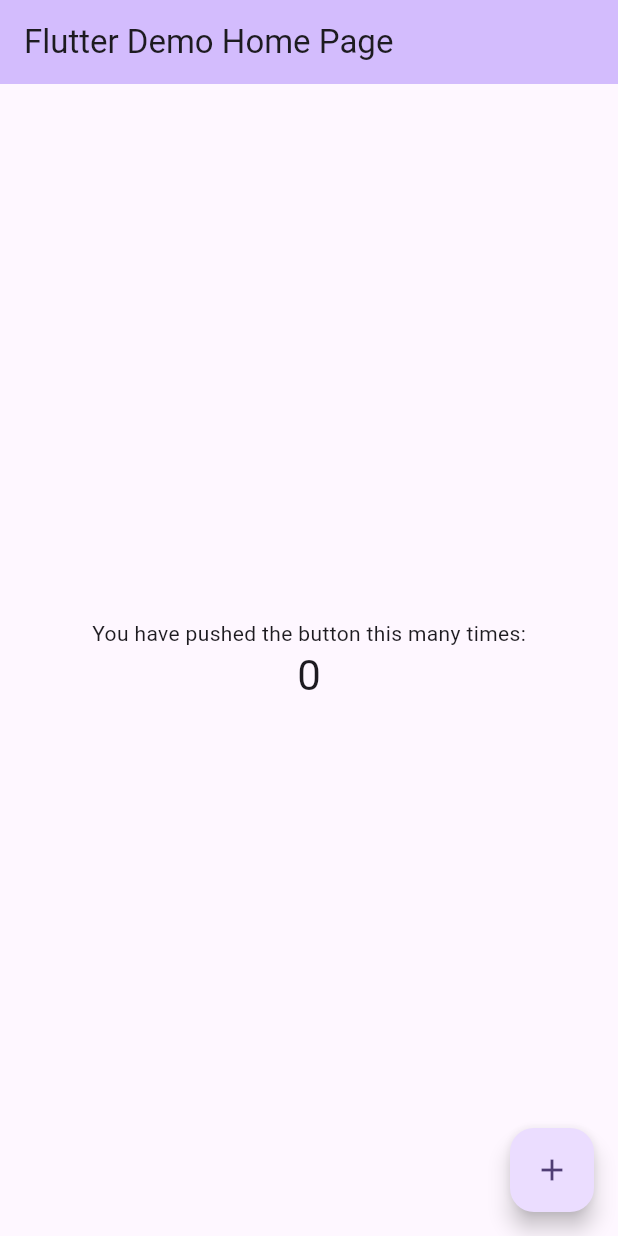
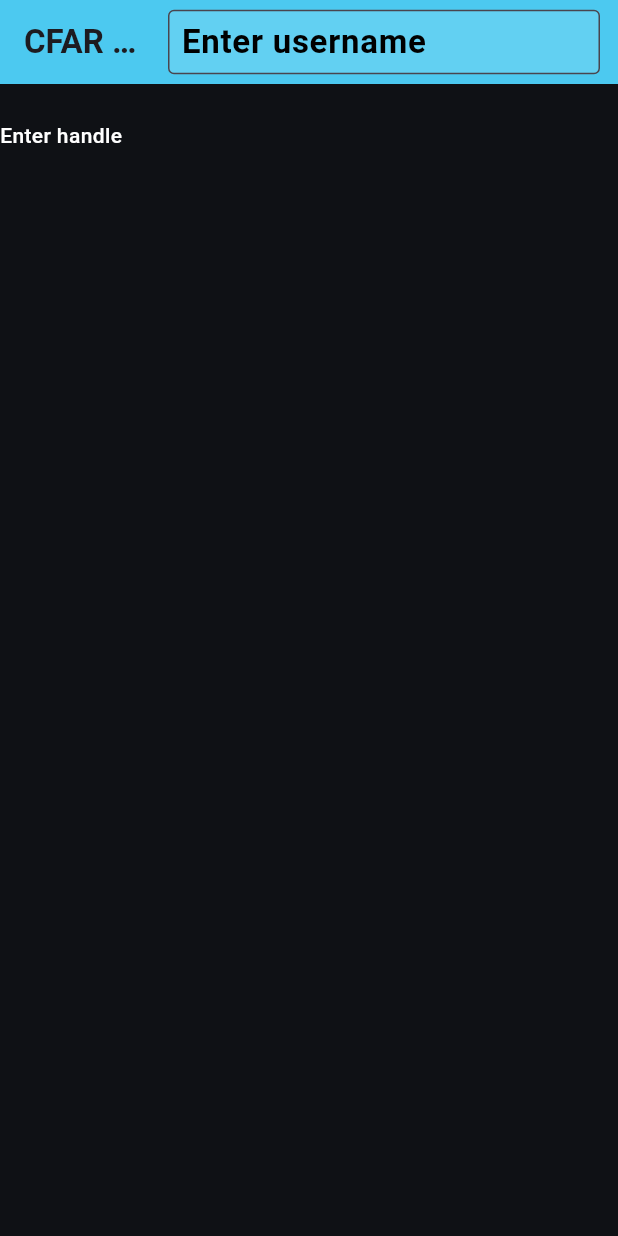
Before and after one commit to hrujul15/cf_analyser, a Flutter app: the screen it shows after launch, on a phone screen of 412 x 824 dp. Run offline on Flutter 3.47's test engine with Material 3 defaults, Android fonts, the phone set to English and light mode, and no system bars; our stand-ins replace fl_chart; Roboto replaces fonts that are missing (Rajdhani).

Commit message:
feat: Add user info screen

```diff
--- a/lib/main.dart
+++ b/lib/main.dart
@@ -1,4 +1,5 @@
 import 'package:flutter/material.dart';
+import 'package:cfar/pages/home_screen.dart';
 
 void main() {
   runApp(const MyApp());
@@ -7,116 +8,16 @@ void main() {
 class MyApp extends StatelessWidget {
   const MyApp({super.key});
 
-  // This widget is the root of your application.
   @override
   Widget build(BuildContext context) {
     return MaterialApp(
       title: 'Flutter Demo',
       theme: ThemeData(
-        // This is the theme of your application.
-        //
-        // TRY THIS: Try running your application with "flutter run". You'll see
-        // the application has a purple toolbar. Then, without quitting the app,
-        // try changing the seedColor in the colorScheme below to Colors.green
-        // and then invoke "hot reload" (save your changes or press the "hot
-        // reload" button in a Flutter-supported IDE, or press "r" if you used
-        // the command line to start the app).
-        //
-        // Notice that the counter didn't reset back to zero; the application
-        // state is not lost during the reload. To reset the state, use hot
-        // restart instead.
-        //
-        // This works for code too, not just values: Most code changes can be
-        // tested with just a hot reload.
-        colorScheme: .fromSeed(seedColor: Colors.deepPurple),
+        colorScheme: ColorScheme.fromSeed(seedColor: Colors.deepPurple),
+        useMaterial3: true,
+        fontFamily: 'Rajdhani',
       ),
-      home: const MyHomePage(title: 'Flutter Demo Home Page'),
+      home: const HomeScreen(),
     );
   }
 }
-
-class MyHomePage extends StatefulWidget {
-  const MyHomePage({super.key, required this.title});
-
-  // This widget is the home page of your application. It is stateful, meaning
-  // that it has a State object (defined below) that contains fields that affect
-  // how it looks.
-
-  // This class is the configuration for the state. It holds the values (in this
-  // case the title) provided by the parent (in this case the App widget) and
-  // used by the build method of the State. Fields in a Widget subclass are
-  // always marked "final".
-
-  final String title;
-
-  @override
-  State<MyHomePage> createState() => _MyHomePageState();
-}
-
-class _MyHomePageState extends State<MyHomePage> {
-  int _counter = 0;
-
-  void _incrementCounter() {
-    setState(() {
-      // This call to setState tells the Flutter framework that something has
-      // changed in this State, which causes it to rerun the build method below
-      // so that the display can reflect the updated values. If we changed
-      // _counter without calling setState(), then the build method would not be
-      // called again, and so nothing would appear to happen.
-      _counter++;
-    });
-  }
-
-  @override
-  Widget build(BuildContext context) {
-    // This method is rerun every time setState is called, for instance as done
-    // by the _incrementCounter method above.
-    //
-    // The Flutter framework has been optimized to make rerunning build methods
-    // fast, so that you can just rebuild anything that needs updating rather
-    // than having to individually change instances of widgets.
-    return Scaffold(
-      appBar: AppBar(
-        // TRY THIS: Try changing the color here to a specific color (to
-        // Colors.amber, perhaps?) and trigger a hot reload to see the AppBar
-        // change color while the other colors stay the same.
-        backgroundColor: Theme.of(context).colorScheme.inversePrimary,
-        // Here we take the value from the MyHomePage object that was created by
-        // the App.build method, and use it to set our appbar title.
-        title: Text(widget.title),
-      ),
-      body: Center(
-        // Center is a layout widget. It takes a single child and positions it
-        // in the middle of the parent.
-        child: Column(
-          // Column is also a layout widget. It takes a list of children and
-          // arranges them vertically. By default, it sizes itself to fit its
-          // children horizontally, and tries to be as tall as its parent.
-          //
-          // Column has various properties to control how it sizes itself and
-          // how it positions its children. Here we use mainAxisAlignment to
-          // center the children vertically; the main axis here is the vertical
-          // axis because Columns are vertical (the cross axis would be
-          // horizontal).
-          //
-          // TRY THIS: Invoke "debug painting" (choose the "Toggle Debug Paint"
-          // action in the IDE, or press "p" in the console), to see the
-          // wireframe for each widget.
-          mainAxisAlignment: .center,
-          children: [
-            const Text('You have pushed the button this many times:'),
-            Text(
-              '$_counter',
-              style: Theme.of(context).textTheme.headlineMedium,
-            ),
-          ],
-        ),
-      ),
-      floatingActionButton: FloatingActionButton(
-        onPressed: _incrementCounter,
-        tooltip: 'Increment',
-        child: const Icon(Icons.add),
-      ),
-    );
-  }
-}
--- /dev/null
+++ b/lib/pages/home_screen.dart
@@ -0,0 +1,284 @@
+import 'package:cfar/utils/graph.dart';
+import 'package:flutter/material.dart';
+import 'package:cfar/services/fetch_user_data.dart';
+import 'package:cfar/utils/colors.dart';
+import 'package:cfar/services/fetch_rating_history.dart';
+
+class HomeScreen extends StatefulWidget {
+  const HomeScreen({super.key});
+
+  @override
+  State<HomeScreen> createState() {
+    return _HomeScreenState();
+  }
+}
+
+class _HomeScreenState extends State<HomeScreen> {
+  final TextEditingController _inputHandler = TextEditingController();
+  Future<Profile>? futureProfile;
+  Future<List<int>>? rating;
+  List<int> ratingHistory = [];
+  int min(int a, int b) {
+    if (a < b) {
+      return a;
+    } else {
+      return b;
+    }
+  }
+
+  @override
+  void dispose() {
+    _inputHandler.dispose();
+    super.dispose();
+  }
+
+  @override
+  Widget build(BuildContext context) {
+    final w = MediaQuery.of(context).size.width;
+    final isNarrow = w < 600;
+    print(w);
+    return Scaffold(
+      appBar: AppBar(
+        backgroundColor: Color(0xFF4CC9F0),
+        title: const Text(
+          'CFAR - Codeforces Analyzer & Recommender',
+          style: TextStyle(fontWeight: FontWeight.w700),
+        ),
+        actions: [
+          SizedBox(
+            width: 300,
+
+            child: Padding(
+              padding: const EdgeInsets.only(right: 12.0),
+              child: TextField(
+                controller: _inputHandler,
+
+                onSubmitted: (value) {
+                  setState(() {
+                    if (value.isNotEmpty) {
+                      futureProfile = fetchProfile(value);
+                      rating = fetchRatingHistory(value);
+                    }
+                  });
+
+                  rating!.then((result) {
+                    setState(() {
+                      ratingHistory = result;
+                    });
+                  });
+                },
+                style: const TextStyle(
+                  color: Colors.black,
+                  fontWeight: FontWeight.w700,
+                  fontSize: 22,
+                ),
+                decoration: const InputDecoration(
+                  contentPadding: EdgeInsets.all(5),
+                  hintText: 'Enter username',
+                  hintStyle: TextStyle(color: Colors.black),
+                  filled: true,
+                  fillColor: Colors.white12,
+                  border: OutlineInputBorder(),
+                  isDense: true,
+                ),
+              ),
+            ),
+          ),
+        ],
+      ),
+      backgroundColor: Color(0xFF0F1115),
+      body: SingleChildScrollView(
+        child: Padding(
+          padding: const EdgeInsets.only(top: 24),
+          child: Column(
+            children: [
+              // Display profile
+              FutureBuilder<Profile>(
+                future: futureProfile,
+                builder: (context, snapshot) {
+                  if (futureProfile == null) {
+                    return const Text(
+                      "Enter handle",
+                      style: TextStyle(
+                        color: Colors.white,
+                        fontWeight: FontWeight.w500,
+                      ),
+                    );
+                  }
+                  if (snapshot.hasData) {
+                    return Center(
+                      child: Column(
+                        crossAxisAlignment: CrossAxisAlignment.center,
+                        children: [
+                          // 1. PFP + Username row
+                          Row(
+                            mainAxisAlignment: MainAxisAlignment.center,
+                            children: [
+                              ClipRRect(
+                                borderRadius: BorderRadius.circular(
+                                  2,
+                                ), // keep slight rounding
+                                child: Image.network(
+                                  snapshot.data!.titlePhoto ??
+                                      "https://userpic.codeforces.org/no-title.jpg",
+                                  width: 400,
+                                  height: 400,
+                                  fit: BoxFit.cover,
+                                ),
+                              ),
+                              const SizedBox(width: 20),
+                              Column(
+                                children: [
+                                  coloredHandle(snapshot.data!, context),
+                                  // const SizedBox(height: 10),
+
+                                  // 2. Min Rating (placeholder logic)
+                                  Row(
+                                    children: [
+                                      Text(
+                                        "Current Rating: ",
+                                        style: TextStyle(
+                                          color: Colors.white,
+                                          fontWeight: FontWeight.w600,
+                                          fontSize: 28,
+                                        ),
+                                      ),
+                                      Text(
+                                        "${snapshot.data!.rating ?? "Unrated"}",
+                                        style: TextStyle(
+                                          color: getCFColor(
+                                            snapshot.data!.rating,
+                                          ),
+                                          fontSize: 28,
+                                          fontWeight: FontWeight.w600,
+                                        ),
+                                      ),
+                                    ],
+                                  ),
+
+                                  // 3. Max Rating
+                                  Row(
+                                    children: [
+                                      Text(
+                                        "Max Rating: ",
+                                        style: TextStyle(
+                                          color: Colors.white,
+                                          fontWeight: FontWeight.w600,
+                                          fontSize: 28,
+                                        ),
+                                      ),
+                                      Text(
+                                        "${snapshot.data!.maxRating ?? "Unrated"}",
+                                        style: TextStyle(
+                                          color: getCFColor(
+                                            snapshot.data!.maxRating,
+                                          ),
+                                          fontWeight: FontWeight.w600,
+                                          fontSize: 28,
+                                        ),
+                                      ),
+                                    ],
+                                  ),
+                                  Text(
+                                    "Recent Contests",
+                                    style: TextStyle(
+                                      color: Colors.white,
+                                      fontWeight: FontWeight.w600,
+                                      fontSize: 18,
+                                    ),
+                                  ),
+                                  const SizedBox(height: 10),
+
+                                  // 4. Last 5 contests (PLACEHOLDER CHIPS)
+                                  Wrap(
+                                    spacing: 8,
+                                    children: List.generate(
+                                      min(5, ratingHistory.length),
+                                      (index) {
+                                        int n = ratingHistory.length;
+                                        List<String> values = [];
+                                        for (int i = n - 1; i >= 1; --i) {
+                                          int val =
+                                              ratingHistory[i] -
+                                              ratingHistory[i - 1];
+                                          if (val > 0) {
+                                            values.add("+$val");
+                                          } else {
+                                            values.add(val.toString());
+                                          }
+                                        }
+
+                                        final val = values[index];
+                                        final isPlus = val.startsWith("+");
+                                        final isMinus = val.startsWith("-");
+
+                                        return Container(
+                                          padding: const EdgeInsets.symmetric(
+                                            horizontal: 10,
+                                            vertical: 6,
+                                          ),
+                                          decoration: BoxDecoration(
+                                            color: isPlus
+                                                ? Colors.green[900]
+                                                : isMinus
+                                                ? Colors.red[900]
+                                                : Colors.grey,
+                                            borderRadius: BorderRadius.circular(
+                                              5,
+                                            ),
+                                          ),
+                                          child: Text(
+                                            val,
+                                            style: const TextStyle(
+                                              color: Colors.white,
+                                              fontWeight: FontWeight.w600,
+                                            ),
+                                          ),
+                                        );
+                                      },
+                                    ),
+                                  ),
+
+                                  const SizedBox(height: 15),
+                                ],
+                              ),
+                            ],
+                          ),
+
+                          // Graph
+                          // FutureBuilder<List<int>>(
+                          //   future: rating,
+                          //   builder: (context, snapshot) {
+                          //     if (!snapshot.hasData) {
+                          //       return const CircularProgressIndicator();
+                          //     }
+                          //     // data = snapshot.data!;
+                          //     return RatingGraph(ratingHistory: snapshot.data!);
+                          //   },
+                          // ),
+                          // // Builder(builder: builder)
+                          RatingGraph(ratingHistory: ratingHistory),
+                        ],
+                      ),
+                    );
+                  } else if (snapshot.hasError) {
+                    return Text(
+                      '${snapshot.error}',
+                      style: TextStyle(
+                        color: Colors.red,
+                        fontWeight: FontWeight.w500,
+                      ),
+                    );
+                  }
+
+                  // By default, show a loading spinner.
+                  return const CircularProgressIndicator();
+                },
+              ),
+            ],
+          ),
+        ),
+      ),
+    );
+  }
+}
--- /dev/null
+++ b/lib/services/fetch_user_data.dart
@@ -0,0 +1,84 @@
+import 'dart:convert';
+
+import 'package:http/http.dart' as http;
+
+// Fetch User data
+
+Future<Profile> fetchProfile(String username) async {
+  String url = "https://codeforces.com/api/user.info?handles=$username";
+  final response = await http.get(Uri.parse(url));
+  final data = jsonDecode(response.body);
+
+  if (data["status"] == "OK") {
+    return Profile.fromJson(data["result"][0]);
+  } else {
+    throw Exception('Profile doesn\'t exist');
+
+  }
+}
+
+class Profile {
+  int? lastOnlineTimeSeconds;
+  int? rating;
+  int? friendOfCount;
+  String? titlePhoto;
+  String? handle;
+  String? avatar;
+  String? firstName;
+  int? contribution;
+  String? organization;
+  String? rank;
+  int? maxRating;
+  int? registrationTimeSeconds;
+  String? maxRank;
+
+  Profile({
+    this.lastOnlineTimeSeconds,
+    this.rating,
+    this.friendOfCount,
+    this.titlePhoto,
+    this.handle,
+    this.avatar,
+    this.firstName,
+    this.contribution,
+    this.organization,
+    this.rank,
+    this.maxRating,
+    this.registrationTimeSeconds,
+    this.maxRank,
+  });
+
+  Profile.fromJson(Map<String, dynamic> json) {
+    lastOnlineTimeSeconds = json['lastOnlineTimeSeconds'];
+    rating = json['rating'];
+    friendOfCount = json['friendOfCount'];
+    titlePhoto = json['titlePhoto'];
+    handle = json['handle'];
+    avatar = json['avatar'];
+    firstName = json['firstName'];
+    contribution = json['contribution'];
+    organization = json['organization'];
+    rank = json['rank'];
+    maxRating = json['maxRating'];
+    registrationTimeSeconds = json['registrationTimeSeconds'];
+    maxRank = json['maxRank'];
+  }
+
+  Map<String, dynamic> toJson() {
+    final Map<String, dynamic> data = <String, dynamic>{};
+    data['lastOnlineTimeSeconds'] = lastOnlineTimeSeconds;
+    data['rating'] = rating;
+    data['friendOfCount'] = friendOfCount;
+    data['titlePhoto'] = titlePhoto;
+    data['handle'] = handle;
+    data['avatar'] = avatar;
+    data['firstName'] = firstName;
+    data['contribution'] = contribution;
+    data['organization'] = organization;
+    data['rank'] = rank;
+    data['maxRating'] = maxRating;
+    data['registrationTimeSeconds'] = registrationTimeSeconds;
+    data['maxRank'] = maxRank;
+    return data;
+  }
+}
```
Also changed, not shown: lib/services/fetch_rating_history.dart (added, +18 -0 lines), lib/utils/colors.dart (added, +61 -0 lines), lib/utils/graph.dart (added, +118 -0 lines), pubspec.yaml (+20 -1 lines), fonts/Rajdhani-Bold.ttf (added), fonts/Rajdhani-Light.ttf (added), fonts/Rajdhani-Medium.ttf (added), fonts/Rajdhani-Regular.ttf (added), fonts/Rajdhani-SemiBold.ttf (added), 3 other files.
